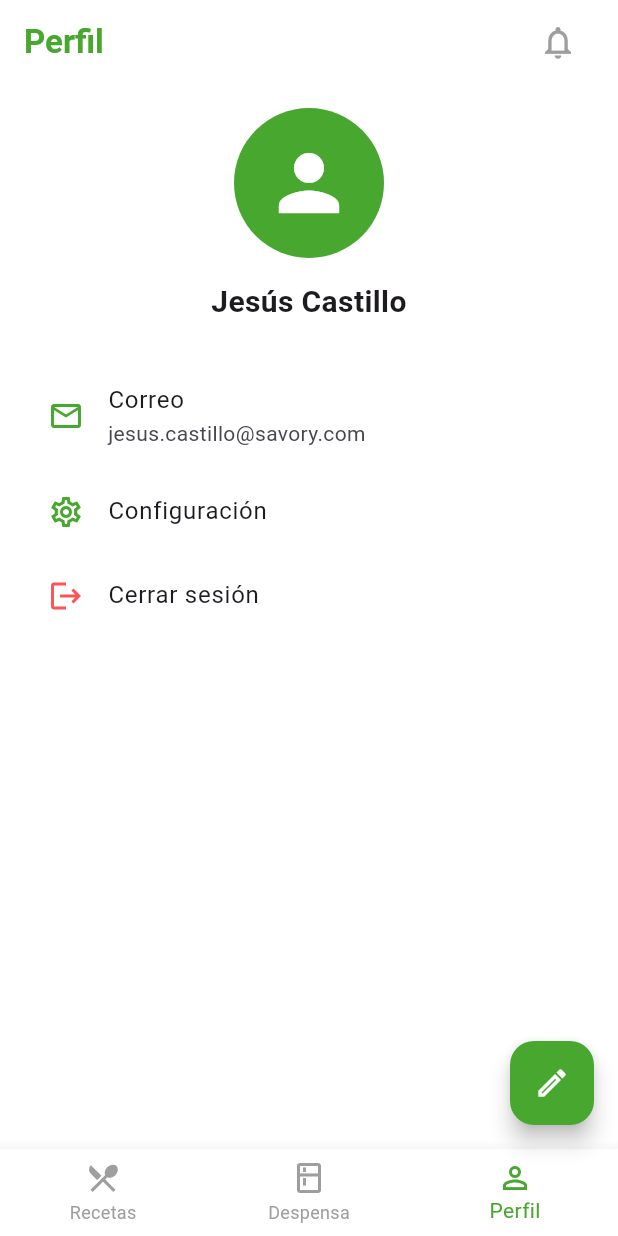
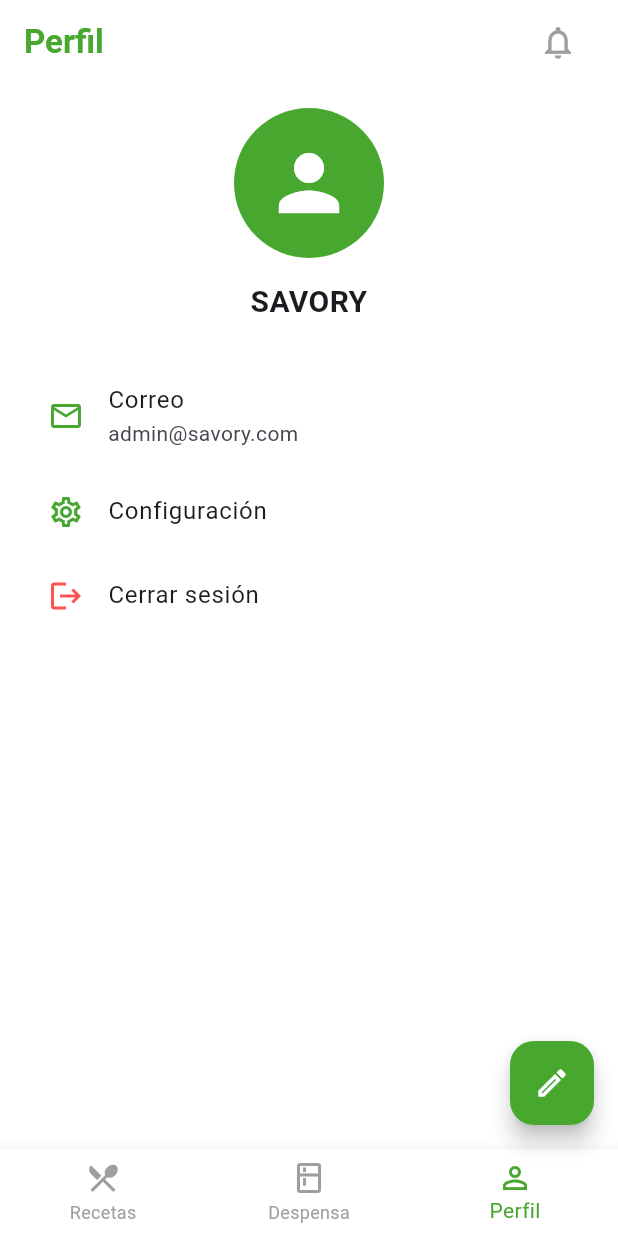
Before and after one commit to JesusC2003/Savory-app, a Flutter app: the Homepage screen opened by its route, item 3 of the bottom bar chosen, on a phone screen of 412 x 824 dp. Run offline on Flutter 3.47's test engine with Material 3 defaults, Android fonts, the phone set to English and light mode, and no system bars; our stand-ins replace flutter_svg, shared_preferences; accounts and stored records are empty.

Commit message:
cambios en perfil

```diff
--- a/lib/UI/home/perfil_page.dart
+++ b/lib/UI/home/perfil_page.dart
@@ -15,7 +15,7 @@ class PerfilPage extends StatelessWidget {
         ),
         const SizedBox(height: 15),
         const Text(
-          "Jesús Castillo",
+          "SAVORY",
           textAlign: TextAlign.center,
           style: TextStyle(fontSize: 20, fontWeight: FontWeight.bold),
         ),
@@ -23,7 +23,7 @@ class PerfilPage extends StatelessWidget {
         const ListTile(
           leading: Icon(Icons.email_outlined, color: Color(0xFF47A72F)),
           title: Text("Correo"),
-          subtitle: Text("jesus.castillo@savory.com"),
+          subtitle: Text("admin@savory.com"),
         ),
         const ListTile(
           leading: Icon(Icons.settings_outlined, color: Color(0xFF47A72F)),
```
